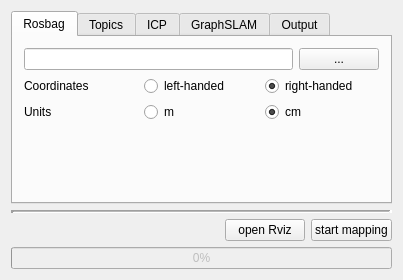
The window that src/grabe_mapping/src/rqt_plugin/gui_plugin.ui (JannikGrabe/grabe_mapping) describes before a commit, drawn with Qt 5.
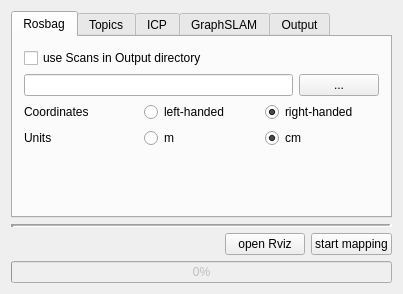
The same window after the commit. The open tabs and pages were chosen to show the change.

Commit message: changed gui and fixed start_slam6D in Mapping

```diff
--- a/src/grabe_mapping/src/rqt_plugin/gui_plugin.ui
+++ b/src/grabe_mapping/src/rqt_plugin/gui_plugin.ui
@@ -7,7 +7,7 @@
     <x>0</x>
     <y>0</y>
     <width>403</width>
-    <height>280</height>
+    <height>294</height>
    </rect>
   </property>
   <property name="windowTitle">
@@ -27,6 +27,13 @@
           <string>Rosbag</string>
          </attribute>
          <layout class="QVBoxLayout" name="verticalLayout">
+          <item>
+           <widget class="QCheckBox" name="cb_use_output_files">
+            <property name="text">
+             <string>use Scans in Output directory</string>
+            </property>
+           </widget>
+          </item>
           <item>
            <layout class="QGridLayout" name="gl_rosbag">
             <item row="0" column="0">
```
Left out of the diff: 8 changed lines with no effect on the pictures. The commit also changes 4 other files.
